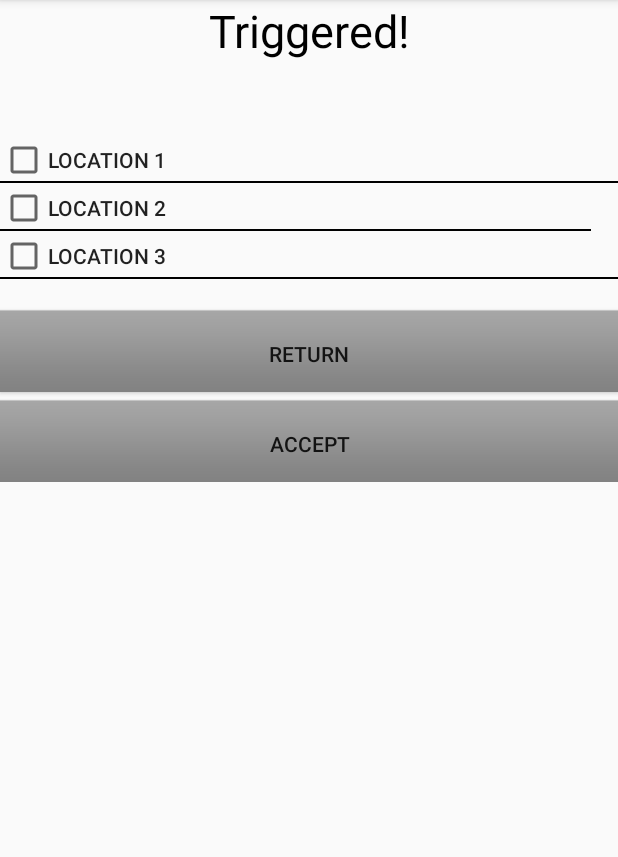
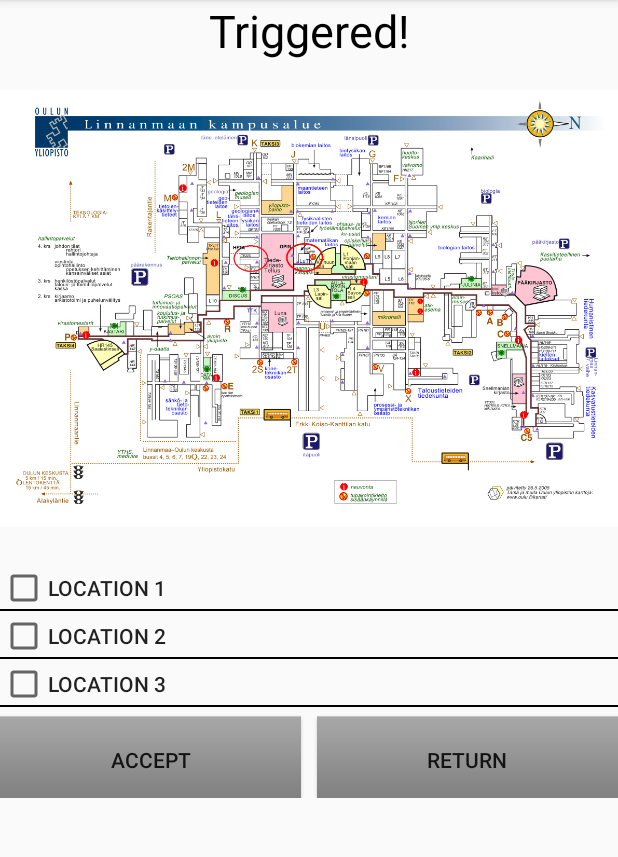
Before and after one commit to vinv1n/ACP, an Android app: the screen it shows after launch (MainActivity), in the options menu, after a tap on "Settings", on a phone screen of 412 x 824 dp, the part 84-941 px from its top. Run offline under Robolectric (Android 15) with nearby library versions, the phone set to English and light mode, and no system bars.

Commit message:
Map added

```diff
--- a/app/src/debug/res/values/google_maps_api.xml
+++ b/app/src/debug/res/values/google_maps_api.xml
@@ -21,6 +21,6 @@
     string in this file.
     -->
     <string name="google_maps_key" templateMergeStrategy="preserve" translatable="false">
-        YOUR_KEY_HERE
+         AIzaSyDTciuYe1jvYMmeVlzHISUIJ-qmuksQPTg
     </string>
 </resources>
--- a/app/src/main/res/layout/activity_settings.xml
+++ b/app/src/main/res/layout/activity_settings.xml
@@ -2,60 +2,90 @@
 <LinearLayout xmlns:android="http://schemas.android.com/apk/res/android"
     xmlns:tools="http://schemas.android.com/tools"
     android:layout_width="match_parent"
-    android:orientation="vertical"
-    android:layout_height="wrap_content">
+    android:layout_height="wrap_content"
+    android:orientation="vertical">
 
     <TextView
         android:layout_width="match_parent"
-        android:layout_height="match_parent"
+        android:layout_height="fill_parent"
         android:text="Triggered!"
         android:textAlignment="center"
         android:textColor="@android:color/black"
         android:textSize="30dp" />
 
+    <ImageView
+        android:layout_width="wrap_content"
+        android:contentDescription="@string/des"
+        android:layout_height="310dp"
+        android:layout_marginBottom="10dp"
+        android:layout_marginTop="10dp"
+        android:src="@mipmap/linnanmaa" />
+
+    <LinearLayout
+        android:layout_width="match_parent"
+        android:layout_height="fill_parent"
+        android:orientation="vertical">
+
         <CheckBox
+            android:id="@+id/checkBox"
             style="@style/TextAppearance.AppCompat.Widget.Button"
-        android:id="@+id/checkBox"
             android:layout_width="match_parent"
-        android:layout_height="wrap_content"
+            android:layout_height="0dp"
+            android:layout_marginTop="5dp"
+            android:layout_weight="1"
             android:background="@drawable/textlines"
-        android:layout_marginTop="50dp"
-        android:layout_weight="1"
             android:text="Location 1" />
 
         <CheckBox
             android:id="@+id/checkBox2"
             style="@style/TextAppearance.AppCompat.Widget.Button"
-        android:layout_width="394dp"
-        android:layout_height="wrap_content"
+            android:layout_width="match_parent"
+            android:layout_height="0dp"
             android:layout_weight="1"
             android:background="@drawable/textlines"
             android:text="Location 2" />
 
         <CheckBox
+            android:id="@+id/checkBox3"
             style="@style/TextAppearance.AppCompat.Widget.Button"
-        android:id="@+id/checkBox3"
             android:layout_width="match_parent"
-        android:layout_height="wrap_content"
+            android:layout_height="0dp"
+            android:layout_weight="1"
             android:background="@drawable/textlines"
+            android:text="Location 3" />
+    </LinearLayout>
+
+    <LinearLayout
+        android:layout_width="match_parent"
+        android:layout_height="fill_parent"
+        android:baselineAligned="true"
+        android:gravity="bottom"
+        android:orientation="horizontal">
+
+        <Button
+            android:id="@+id/accept_button"
+            style="@android:style/ButtonBar"
+            android:layout_width="wrap_content"
+            android:layout_height="match_parent"
+            android:layout_gravity="bottom"
+            android:layout_marginEnd="5dp"
+            android:layout_marginTop="5dp"
             android:layout_weight="1"
-        android:text="Location 3" />
-    <Button
-        style="@android:style/ButtonBar"
-        android:layout_marginTop="20dp"
-        android:id="@+id/exit_button"
-        android:layout_width="match_parent"
-        android:layout_height="wrap_content"
-        android:text="Return"
-        android:textAlignment="center"/>
-    <Button
-        style="@android:style/ButtonBar"
-        android:id="@+id/accept_button"
-        android:layout_marginTop="5dp"
-        android:layout_width="match_parent"
-        android:layout_height="match_parent"
             android:text="Accept"
             android:textAlignment="center"
-        android:visibility="visible"/>
+            android:visibility="visible" />
+
+        <Button
+            android:id="@+id/exit_button"
+            style="@android:style/ButtonBar"
+            android:layout_width="wrap_content"
+            android:layout_height="match_parent"
+            android:layout_gravity="bottom"
+            android:layout_marginStart="5dp"
+            android:layout_marginTop="5dp"
+            android:layout_weight="1"
+            android:text="Return"
+            android:textAlignment="center" />
+    </LinearLayout>
 
 </LinearLayout>
--- a/app/src/main/res/values-v25/strings.xml
+++ b/app/src/main/res/values-v25/strings.xml
@@ -1,4 +1,5 @@
 <?xml version="1.0" encoding="utf-8"?>
 <resources>
     <string name="Cyka" />
+    <string name="des">Image of Oulu university Linnanmaa campus</string>
 </resources>
--- a/app/src/main/res/values/strings.xml
+++ b/app/src/main/res/values/strings.xml
@@ -1,4 +1,5 @@
 <resources>
     <string name="app_name">Test</string>
     <string name="title_activity_maps">Map</string>
+    <string name="app_des">Found networks!</string>
 </resources>
```
Also changed, not shown: app/src/main/AndroidManifest.xml (+9 -3 lines), app/src/main/java/com/example/vinvin/test/MainActivity.java (+3 -2 lines), app/src/main/java/com/example/vinvin/test/MapsActivity.java (+4 -4 lines), app/src/main/res/layout/activity_main.xml (+25 -17 lines), app/src/main/res/mipmap-xxhdpi/kartta.png (added), app/src/main/res/mipmap-xxhdpi/linnanmaa.jpg (added), app/src/main/res/mipmap-xxhdpi/linnanmaan_kartta.png (added), 68 other files. Lines whose indentation alone changed are shown as unchanged.
